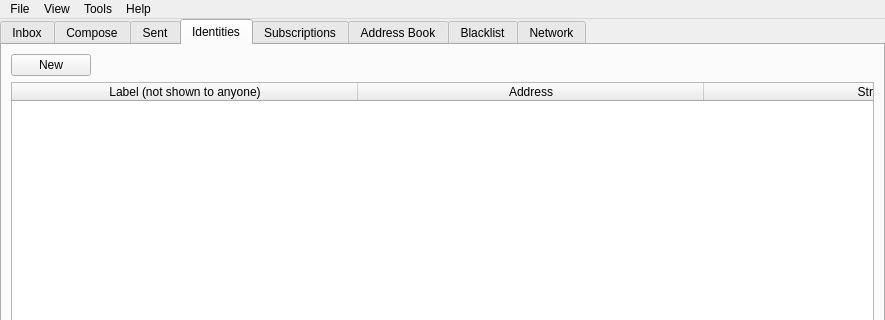
This is src/bitmessageqt/bitmessageui.ui in webdev25/PyBitmessage as Qt 5 draws it before an edit; both pictures show x 0 to 885 and y 0 to 320 of the 885 by 580 pixel window. The edited form follows.
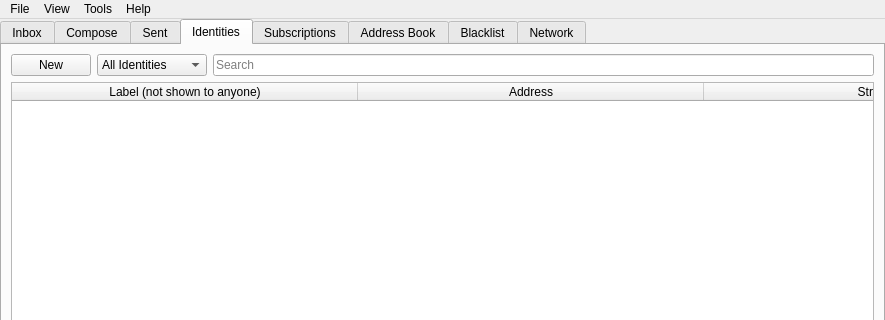
This is the edited form. The open tabs and pages were chosen to show the change. Icons and pictures are not drawn.

Commit message: Added comboBox to Identities tab, you can now filter by chan only, private addr only and `any` on the identities tab

Diff of the .ui file:
```diff
--- a/src/bitmessageqt/bitmessageui.ui
+++ b/src/bitmessageqt/bitmessageui.ui
@@ -1270,25 +1270,68 @@
         <string>Identities</string>
        </attribute>
        <layout class="QGridLayout" name="gridLayout_3">
-        <item row="0" column="0">
+        <item row="0" column="0" colspan="2">
+         <widget class="QWidget" name="widgetIdentitiesFilters" native="true">
+          <layout class="QHBoxLayout" name="horizontalLayout_10">
+           <property name="leftMargin">
+            <number>0</number>
+           </property>
+           <property name="topMargin">
+            <number>0</number>
+           </property>
+           <property name="rightMargin">
+            <number>0</number>
+           </property>
+           <property name="bottomMargin">
+            <number>0</number>
+           </property>
+           <item>
          <widget class="QPushButton" name="pushButtonNewAddress">
           <property name="text">
            <string>New</string>
           </property>
          </widget>
         </item>
-        <item row="0" column="1">
-         <spacer name="horizontalSpacer">
-          <property name="orientation">
-           <enum>Qt::Horizontal</enum>
-          </property>
-          <property name="sizeHint" stdset="0">
+           <item>
+            <widget class="QComboBox" name="comboIdentityType">
+             <property name="sizePolicy">
+              <sizepolicy hsizetype="Fixed" vsizetype="Fixed">
+               <horstretch>0</horstretch>
+               <verstretch>0</verstretch>
+              </sizepolicy>
+             </property>
+             <property name="minimumSize">
            <size>
-            <width>689</width>
-            <height>20</height>
-           </size>
-          </property>
-         </spacer>
+               <width>110</width>
+               <height>0</height>
+              </size>
+             </property>
+             <item>
+              <property name="text">
+               <string>All Identities</string>
+              </property>
+             </item>
+             <item>
+              <property name="text">
+               <string>Private Only</string>
+              </property>
+             </item>
+             <item>
+              <property name="text">
+               <string>Chans Only</string>
+              </property>
+             </item>
+            </widget>
+           </item>
+           <item>
+            <widget class="QLineEdit" name="identitiesSearchLineEdit">
+             <property name="placeholderText">
+              <string>Search</string>
+             </property>
+            </widget>
+           </item>
+          </layout>
+         </widget>
         </item>
         <item row="1" column="0" colspan="2">
          <widget class="QTableWidget" name="tableWidgetYourIdentities">
```
Left out of the diff: 1 changed line with no effect on the pictures. Lines whose indentation alone changed are shown as unchanged. The commit also changes 3 other files.
